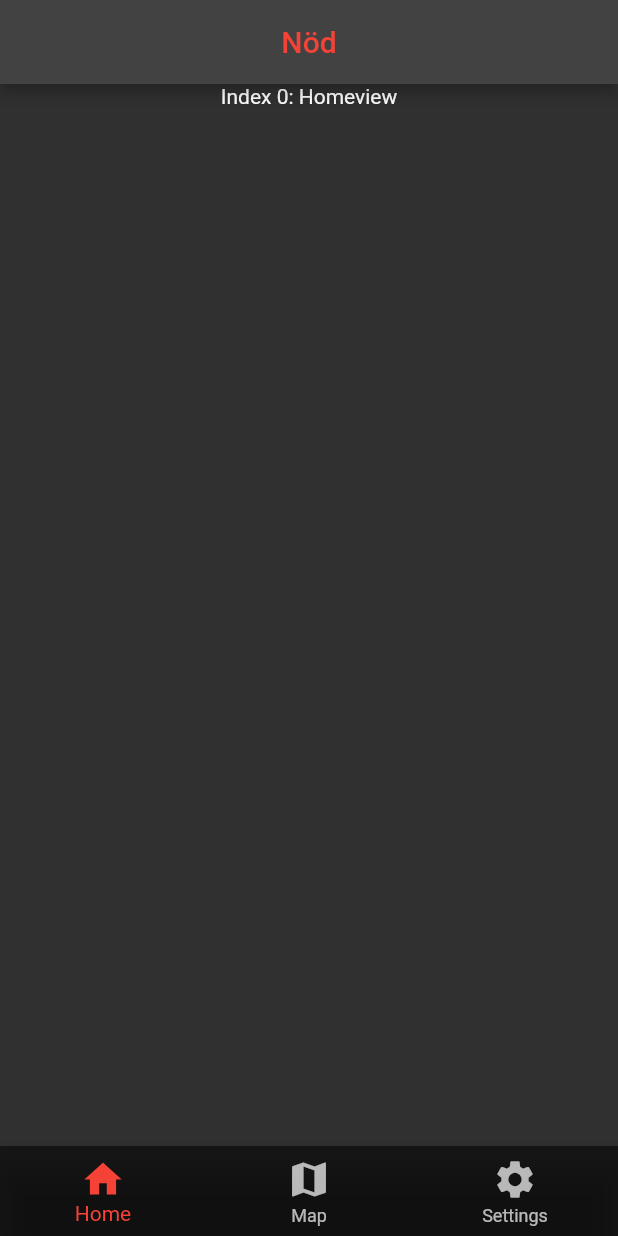
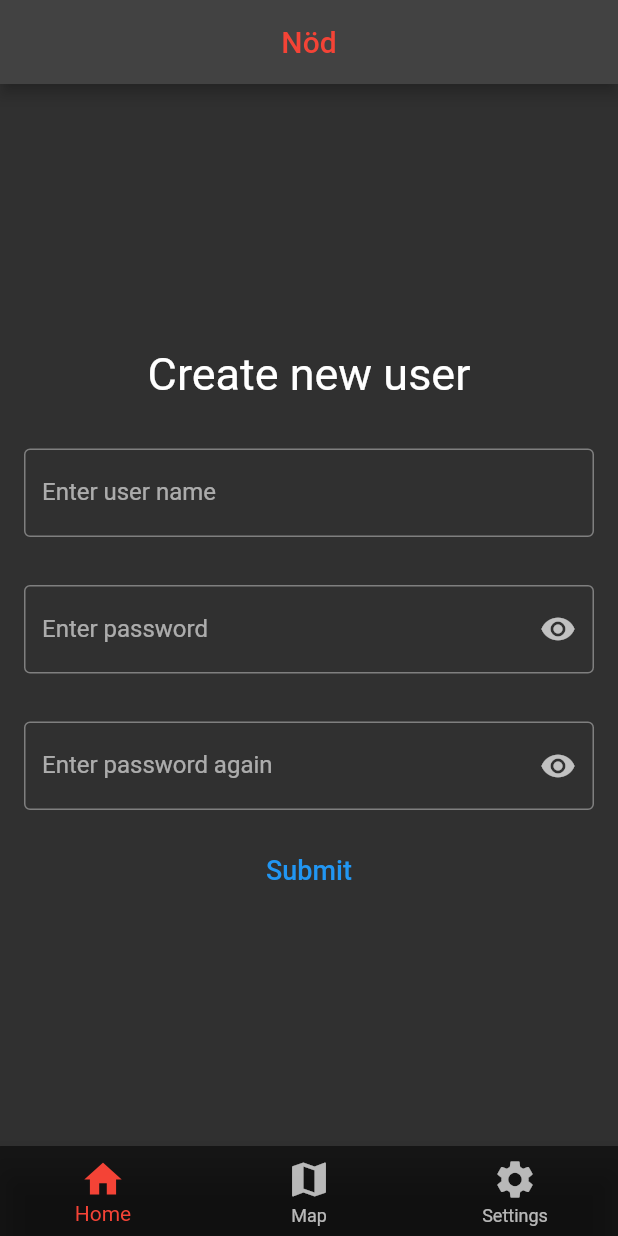
Before and after one commit to Stektsnus/OOP2proj_app, a Flutter app: the screen it shows after launch, on a phone screen of 412 x 824 dp. Run offline on Flutter 3.47's test engine with Material 2 defaults, Android fonts, the phone set to English and light mode, and no system bars.

Commit message:
Broke out some of the widgets to make make readability easier. Started on creating login and setup view.

```diff
--- a/app/lib/main.dart
+++ b/app/lib/main.dart
@@ -1,4 +1,8 @@
 import "package:flutter/material.dart";
+import 'package:flutter/rendering.dart';
+import "package:http/http.dart" as http;
+
+int PORT = 3000;
 
 void main() {
   runApp(const MyApp());
@@ -24,21 +28,14 @@ class MainView extends StatefulWidget {
 }
 
 class _MainViewState extends State<MainView> {
-
+  bool loggednIn = false;
   int _selectedIndex = 0;
   static const TextStyle _optionStyle =
     TextStyle(fontSize: 30, fontWeight: FontWeight.bold);
-  static List<Widget> _bodyOptions = <Widget>[
-    Container(
-      child: Column(
-        children: [
-          const Text(
-            "Index 0: Homeview",
-        )],
-      ),
-    ),
+  static final List<Widget> _bodyOptions = <Widget>[
+
     const Text(
-      "Index 1: Mapview",
+      "Index 1: xD",
       style: _optionStyle,
     ),
     const Text(
@@ -66,8 +63,8 @@ class _MainViewState extends State<MainView> {
           ),
         ),
       ),
-      body: Center(
-        child: _bodyOptions.elementAt(_selectedIndex),
+      body: const Center(
+        child: CreateUserView()                         //_bodyOptions.elementAt(_selectedIndex),
       ),
       bottomNavigationBar: BottomNavigationBar(
         items: const <BottomNavigationBarItem>[
@@ -89,8 +86,188 @@ class _MainViewState extends State<MainView> {
         iconSize: 30,
         onTap: _onItemTapped,
         backgroundColor: Colors.black54,
-
       ), // TIPS: KLICKA CTRL + SPACE FÖR ALTERNATIV I WIDGETS
     );
   }
 }
+
+// NYI: Skapa ny vy för skapandet av en användare
+
+
+class LoginView extends StatelessWidget {
+  const LoginView({ Key? key }) : super(key: key);
+
+  void validateLogin() {
+    print("User validation success");
+  }
+
+  @override
+  Widget build(BuildContext context) {
+    return Column(
+      mainAxisAlignment: MainAxisAlignment.center,
+      crossAxisAlignment: CrossAxisAlignment.center,
+      children: [
+        const Padding(
+          padding: EdgeInsets.all(16.0),
+          child: Text(
+            "Login",
+            style: TextStyle(
+              fontSize: 30,
+            ),
+          ),
+        ),
+        Padding(
+          padding: const EdgeInsets.all(16.0),
+          child: TextFormField(
+            decoration: const InputDecoration(
+              border: OutlineInputBorder(),
+              labelText: "Enter user name",
+            ),
+          ),
+        ),
+        Padding(
+          padding: const EdgeInsets.all(16.0),
+          child: TextFormField(
+            obscureText: true,
+            decoration: const InputDecoration(
+              border: OutlineInputBorder(),
+              labelText: "Enter password",
+            ),
+          ),
+        ),
+        Row(
+          mainAxisAlignment: MainAxisAlignment.spaceEvenly,
+          children: [
+            TextButton(
+              onPressed: validateLogin,
+              child: const Text("Create new user", style: TextStyle(fontSize: 14, color: Colors.grey)),
+            ),
+            TextButton(
+              onPressed: validateLogin,
+              child: const Text("Login", style: TextStyle(fontSize: 18)),
+            )
+          ],
+        ),
+      ],
+    );
+  }
+}
+
+class CreateUserView extends StatefulWidget {
+  const CreateUserView({ Key? key }) : super(key: key);
+
+  @override
+  State<CreateUserView> createState() => _CreateUserViewState();
+}
+
+class _CreateUserViewState extends State<CreateUserView> {
+  bool hideFirstPassword = true;
+  bool hideSecondPassword = true;
+
+  // Controllers for the form
+  TextEditingController userNameController = TextEditingController();
+  TextEditingController firstPasswordController = TextEditingController();
+  TextEditingController secondPasswordController = TextEditingController();
+
+  void validateSubmission() {
+    print(userNameController.text);
+    print(firstPasswordController.text);
+    print(secondPasswordController.text);
+    // Hämta http-data
+  }
+
+  void toggleFirstPasswordVisibility(){
+    setState(() {
+      if (hideFirstPassword == false) {
+        hideFirstPassword = true;
+      }
+      else {
+        hideFirstPassword = false;
+      }
+    });
+  }
+
+  void toggleSecondPasswordVisibility(){
+    setState(() {
+      if (hideSecondPassword == false) {
+      hideSecondPassword = true;
+      }
+      else {
+        hideSecondPassword = false;
+      }
+    });
+  }
+
+  @override
+  Widget build(BuildContext context) {
+    return Column(
+      mainAxisAlignment: MainAxisAlignment.center,
+      crossAxisAlignment: CrossAxisAlignment.center,
+      children: [
+        const Padding(
+          padding: EdgeInsets.all(16.0),
+          child: Text(
+            "Create new user",
+            style: TextStyle(
+              fontSize: 30,
+            ),
+          ),
+        ),
+        Padding(
+          padding: const EdgeInsets.all(16.0),
+          child: TextFormField(
+            controller: userNameController,
+            decoration: const InputDecoration(
+              border: OutlineInputBorder(),
+              labelText: "Enter user name",
+            ),
+          ),
+        ),
+        Padding(
+          padding: const EdgeInsets.all(16.0),
+          child: TextFormField(
+            controller: firstPasswordController,
+            obscureText: hideFirstPassword,
+            decoration: InputDecoration(
+              border: const OutlineInputBorder(),
+              labelText: "Enter password",
+              suffixIcon: IconButton(
+                icon: const Icon(Icons.visibility),
+                onPressed: toggleFirstPasswordVisibility,
+              )
+            ),
+            validator: (value) {
+              if (value != null || value != "") {
+                return "Enter a username";
+              }
+            },
+          ),
+        ),
+        Padding(
+          padding: const EdgeInsets.all(16.0),
+          child: TextFormField(
+            controller: secondPasswordController,
+            obscureText: hideSecondPassword,
+            decoration: InputDecoration(
+              border: const OutlineInputBorder(),
+              labelText: "Enter password again",
+              suffixIcon: IconButton(
+                icon: const Icon(Icons.visibility),
+                onPressed: toggleSecondPasswordVisibility,
+              ),
+            ),
+          ),
+        ),
+        Row(
+          mainAxisAlignment: MainAxisAlignment.spaceEvenly,
+          children: [
+            TextButton(
+              onPressed: validateSubmission,
+              child: const Text("Submit", style: TextStyle(fontSize: 18)),
+            )
+          ],
+        ),
+      ],
+    );
+  }
+}
--- a/app/pubspec.yaml
+++ b/app/pubspec.yaml
@@ -34,6 +34,7 @@ dependencies:
   # The following adds the Cupertino Icons font to your application.
   # Use with the CupertinoIcons class for iOS style icons.
   cupertino_icons: ^1.0.2
+  http: ^0.13.4
 
 dev_dependencies:
   flutter_test:
```
